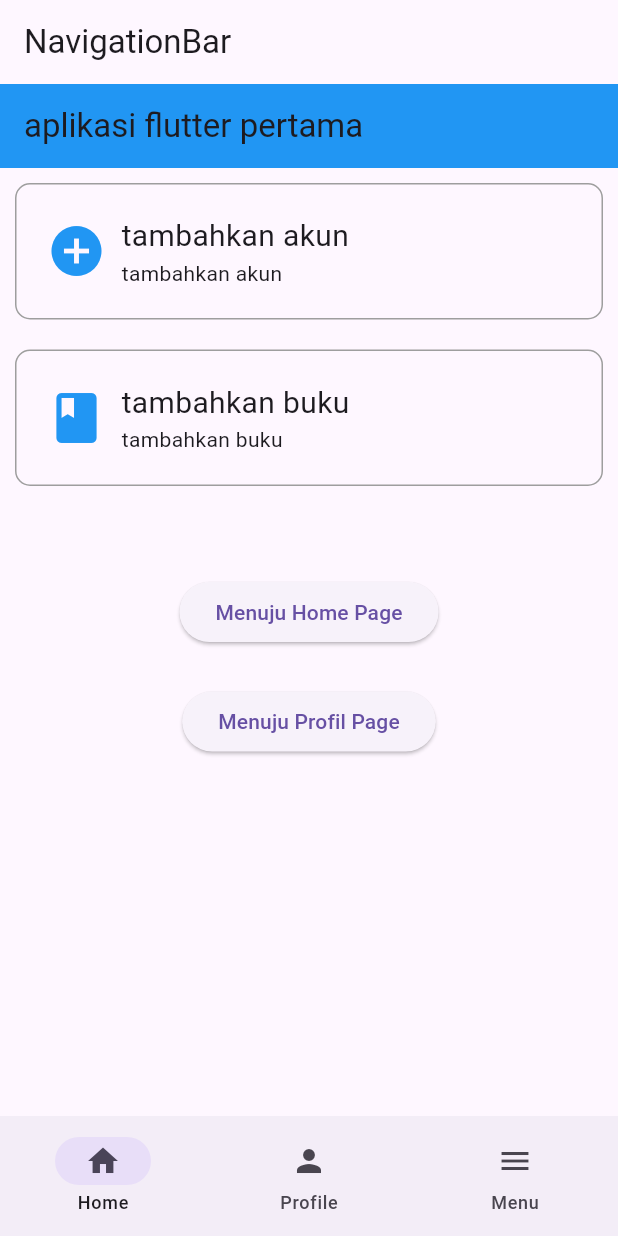
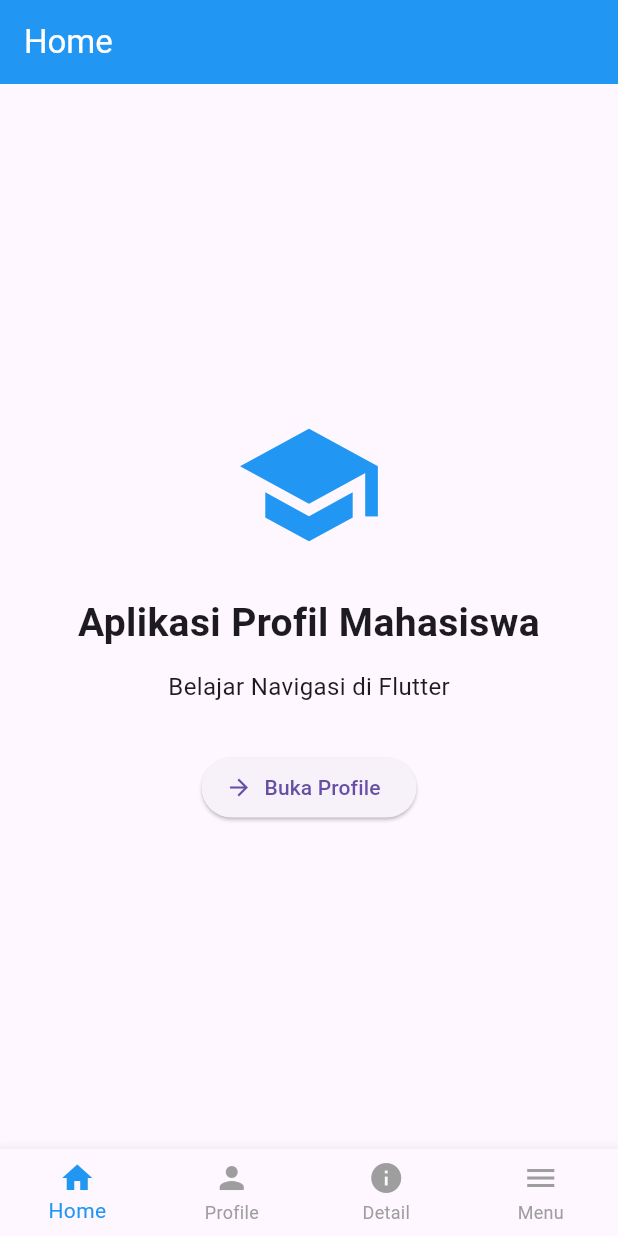
Before and after one commit to alfarezalfathir/LatihanFlutterAgain, a Flutter app: the screen it shows after launch, on a phone screen of 412 x 824 dp. Run offline on Flutter 3.47's test engine with Material 3 defaults, Android fonts, the phone set to English and light mode, and no system bars.

Commit message:
Update tugas 4 bikin profil

```diff
--- a/lib/main.dart
+++ b/lib/main.dart
@@ -1,5 +1,10 @@
 import 'package:flutter/material.dart';
-import 'package:flutter_application_2/widget/navbar.dart';
+
+import 'pages/halaman_home.dart';
+import 'pages/halaman_profile.dart';
+import 'pages/halaman_detail.dart';
+import 'widget/navbar.dart';
+import 'pages/halaman_menu.dart';
 
 void main() {
   runApp(const MyApp());
@@ -10,6 +15,44 @@ class MyApp extends StatelessWidget {
 
   @override
   Widget build(BuildContext context) {
-    return MaterialApp(title: "aplikasi flutter pertama", home: NavbarPage());
+    return MaterialApp(
+      debugShowCheckedModeBanner: false,
+      home: const MainPage(),
+    );
   }
 }
+
+class MainPage extends StatefulWidget {
+  const MainPage({super.key});
+
+  @override
+  State<MainPage> createState() => _MainPageState();
+}
+
+class _MainPageState extends State<MainPage> {
+  int selectedIndex = 0;
+
+  final List<Widget> pages = const [
+    HomePage(),
+    ProfilPage(),
+    DetailPage(),
+    MenuPage(),
+  ];
+
+  void pindahHalaman(int index) {
+    setState(() {
+      selectedIndex = index;
+    });
+  }
+
+  @override
+  Widget build(BuildContext context) {
+    return Scaffold(
+      body: pages[selectedIndex],
+      bottomNavigationBar: Navbar(
+        selectedIndex: selectedIndex,
+        onTap: pindahHalaman,
+      ),
+    );
+  }
+}
--- a/lib/pages/halaman_home.dart
+++ b/lib/pages/halaman_home.dart
@@ -1,6 +1,6 @@
 import 'package:flutter/material.dart';
-import 'package:flutter_application_2/pages/halaman_menu.dart';
-import 'package:flutter_application_2/pages/halaman_profile.dart';
+
+import 'halaman_profile.dart';
 
 class HomePage extends StatelessWidget {
   const HomePage({super.key});
@@ -9,80 +9,51 @@ class HomePage extends StatelessWidget {
   Widget build(BuildContext context) {
     return Scaffold(
       appBar: AppBar(
-        automaticallyImplyLeading: false,
-        title: const Text("aplikasi flutter pertama"),
+        title: const Text("Home"),
         backgroundColor: Colors.blue,
+        foregroundColor: Colors.white,
       ),
       body: Center(
+        child: SingleChildScrollView(
+          child: Padding(
+            padding: const EdgeInsets.all(24),
             child: Column(
+              mainAxisSize: MainAxisSize.min,
               children: [
-            Container(
-              padding: const EdgeInsets.all(20),
-              margin: const EdgeInsets.all(10),
-              decoration: BoxDecoration(
-                border: Border.all(color: Colors.grey),
-                borderRadius: BorderRadius.circular(10),
+                const Icon(Icons.school, size: 100, color: Colors.blue),
+
+                const SizedBox(height: 24),
+
+                const Text(
+                  "Aplikasi Profil Mahasiswa",
+                  textAlign: TextAlign.center,
+                  style: TextStyle(fontSize: 26, fontWeight: FontWeight.bold),
                 ),
-              child: const Row(
-                children: [
-                  Icon(Icons.add_circle, size: 40, color: Colors.blue),
-                  SizedBox(width: 10),
-                  Expanded(
-                    child: Column(
-                      crossAxisAlignment: CrossAxisAlignment.start,
-                      children: [
-                        Text("tambahkan akun", style: TextStyle(fontSize: 20)),
-                        Text("tambahkan akun"),
-                      ],
+
+                const SizedBox(height: 12),
+
+                const Text(
+                  "Belajar Navigasi di Flutter",
+                  style: TextStyle(fontSize: 16),
                 ),
+
+                const SizedBox(height: 32),
+
+                ElevatedButton.icon(
+                  onPressed: () {
+                    Navigator.push(
+                      context,
+                      MaterialPageRoute(
+                        builder: (context) => const ProfilPage(),
+                      ),
+                    );
+                  },
+                  icon: const Icon(Icons.arrow_forward),
+                  label: const Text("Buka Profile"),
                 ),
               ],
             ),
           ),
-            Container(
-              padding: const EdgeInsets.all(20),
-              margin: const EdgeInsets.all(10),
-              decoration: BoxDecoration(
-                border: Border.all(color: Colors.grey),
-                borderRadius: BorderRadius.circular(10),
-              ),
-              child: const Row(
-                children: [
-                  Icon(Icons.book, size: 40, color: Colors.blue),
-                  SizedBox(width: 10),
-                  Expanded(
-                    child: Column(
-                      crossAxisAlignment: CrossAxisAlignment.start,
-                      children: [
-                        Text("tambahkan buku", style: TextStyle(fontSize: 20)),
-                        Text("tambahkan buku"),
-                      ],
-                    ),
-                  ),
-                ],
-              ),
-            ),
-            SizedBox(height: 50),
-            ElevatedButton(
-              onPressed: () {
-                Navigator.push(
-                  context,
-                  MaterialPageRoute(builder: (context) => const MenuPage()),
-                );
-              },
-              child: Text("Menuju Home Page"),
-            ),
-            SizedBox(height: 25),
-            ElevatedButton(
-              onPressed: () {
-                Navigator.push(
-                  context,
-                  MaterialPageRoute(builder: (context) => const ProfilPage()),
-                );
-              },
-              child: Text("Menuju Profil Page"),
-            ),
-          ],
         ),
       ),
     );
--- a/lib/widget/navbar.dart
+++ b/lib/widget/navbar.dart
@@ -1,42 +1,27 @@
 import 'package:flutter/material.dart';
-import 'package:flutter_application_2/pages/halaman_home.dart';
-import 'package:flutter_application_2/pages/halaman_menu.dart';
-import 'package:flutter_application_2/pages/halaman_profile.dart';
 
-class NavbarPage extends StatefulWidget {
-  const NavbarPage({super.key});
+class Navbar extends StatelessWidget {
+  final int selectedIndex;
+  final ValueChanged<int> onTap;
 
-  @override
-  State<NavbarPage> createState() => _NavbarPageState();
-}
-
-class _NavbarPageState extends State<NavbarPage> {
-  int currentIndex = 0;
-
-  final List<Widget> pages = const [
-    HomePage(),
-    ProfilPage(),
-    MenuPage(),
-  ]; //Yang diganti di daerah sini, Home itu brarti dindex 0
+  const Navbar({super.key, required this.selectedIndex, required this.onTap});
 
   @override
   Widget build(BuildContext context) {
-    return Scaffold(
-      appBar: AppBar(title: const Text('NavigationBar')),
-      body: pages[currentIndex],
-      bottomNavigationBar: NavigationBar(
-        selectedIndex: currentIndex,
-        onDestinationSelected: (index) {
-          setState(() {
-            currentIndex = index;
-          });
-        },
-        destinations: const [
-          NavigationDestination(icon: Icon(Icons.home), label: 'Home'),
-          NavigationDestination(icon: Icon(Icons.person), label: 'Profile'),
-          NavigationDestination(icon: Icon(Icons.menu), label: 'Menu'),
-        ],
-      ),
+    return BottomNavigationBar(
+      type: BottomNavigationBarType.fixed,
+      currentIndex: selectedIndex,
+      onTap: onTap,
+      selectedItemColor: Colors.blue,
+      unselectedItemColor: Colors.grey,
+      items: const [
+        BottomNavigationBarItem(icon: Icon(Icons.home), label: 'Home'),
+        BottomNavigationBarItem(icon: Icon(Icons.person), label: 'Profile'),
+        BottomNavigationBarItem(icon: Icon(Icons.info), label: 'Detail'),
+        BottomNavigationBarItem(icon: Icon(Icons.menu), label: 'Menu'),
+      ],
     );
+
+
   }
 }
```
Also changed, not shown: lib/pages/halaman_detail.dart (added, +56 -0 lines), lib/pages/halaman_profile.dart (+62 -2 lines), pubspec.yaml (+4 -5 lines), assets/profile.jpg (added). Lines whose indentation alone changed are shown as unchanged.
